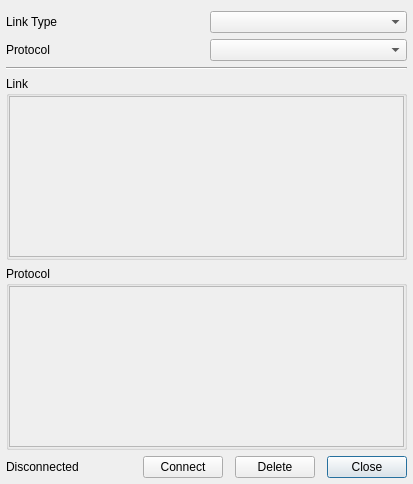
Above: src/ui/CommSettings.ui from mavlink/qgroundcontrol before the change. Below: the same form after it.
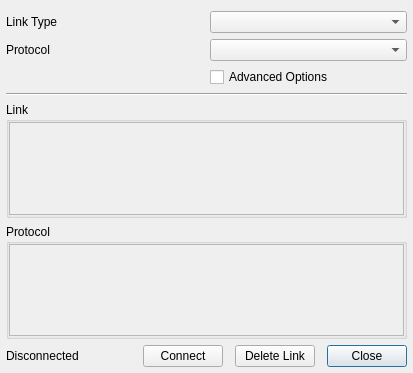
That is the form after the change.

Diff of the .ui file:
```diff
--- a/src/ui/CommSettings.ui
+++ b/src/ui/CommSettings.ui
@@ -7,7 +7,7 @@
     <x>0</x>
     <y>0</y>
     <width>413</width>
-    <height>484</height>
+    <height>373</height>
    </rect>
   </property>
   <property name="windowTitle">
@@ -17,9 +17,6 @@
    <property name="margin">
     <number>6</number>
    </property>
-   <property name="spacing">
-    <number>6</number>
-   </property>
    <item row="0" column="0">
     <spacer name="verticalSpacer">
      <property name="orientation">
@@ -62,6 +59,13 @@
        </property>
       </widget>
      </item>
+     <item row="2" column="1">
+      <widget class="QCheckBox" name="advancedOptionsCheckBox">
+       <property name="text">
+        <string>Advanced Options</string>
+       </property>
+      </widget>
+     </item>
     </layout>
    </item>
    <item row="2" column="0" colspan="2">
@@ -94,7 +98,7 @@
            <x>0</x>
            <y>0</y>
            <width>393</width>
-           <height>154</height>
+           <height>76</height>
           </rect>
          </property>
         </widget>
@@ -126,7 +130,7 @@
            <x>0</x>
            <y>0</y>
            <width>393</width>
-           <height>154</height>
+           <height>76</height>
           </rect>
          </property>
         </widget>
@@ -169,7 +173,7 @@
      <item>
       <widget class="QPushButton" name="deleteButton">
        <property name="text">
-        <string>Delete</string>
+        <string>Delete Link</string>
        </property>
       </widget>
      </item>
```
